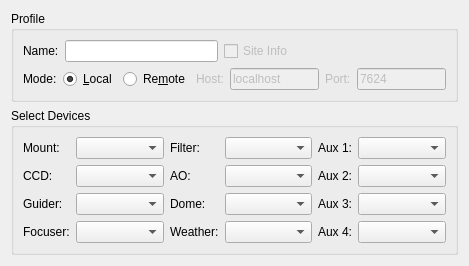
This is kstars/ekos/profileeditor.ui in KDE/kstars as Qt 5 draws it before an edit. The edited form follows.
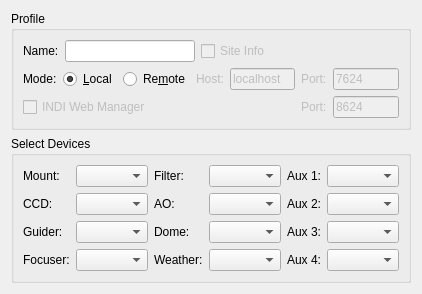
This is the edited form.

Commit message: Add support to INDI Web Manager in Ekos

The edit to the form file:
```diff
--- a/kstars/ekos/profileeditor.ui
+++ b/kstars/ekos/profileeditor.ui
@@ -6,8 +6,8 @@
    <rect>
     <x>0</x>
     <y>0</y>
-    <width>469</width>
-    <height>248</height>
+    <width>387</width>
+    <height>275</height>
    </rect>
   </property>
   <layout class="QVBoxLayout" name="verticalLayout_2">
@@ -58,15 +58,15 @@
        </layout>
       </item>
       <item>
-       <layout class="QHBoxLayout" name="horizontalLayout_2">
-        <item>
+       <layout class="QGridLayout" name="gridLayout_2">
+        <item row="0" column="0">
          <widget class="QLabel" name="label_2">
           <property name="text">
            <string>Mode:</string>
           </property>
          </widget>
         </item>
-        <item>
+        <item row="0" column="1">
          <widget class="QRadioButton" name="localMode">
           <property name="text">
            <string>&amp;Local</string>
@@ -76,14 +76,14 @@
           </property>
          </widget>
         </item>
-        <item>
+        <item row="0" column="2">
          <widget class="QRadioButton" name="remoteMode">
           <property name="text">
            <string>Re&amp;mote</string>
           </property>
          </widget>
         </item>
-        <item>
+        <item row="0" column="3">
          <widget class="QLabel" name="remoteHostLabel">
           <property name="enabled">
            <bool>false</bool>
@@ -93,7 +93,7 @@
           </property>
          </widget>
         </item>
-        <item>
+        <item row="0" column="4">
          <widget class="QLineEdit" name="remoteHost">
           <property name="enabled">
            <bool>false</bool>
@@ -103,7 +103,7 @@
           </property>
          </widget>
         </item>
-        <item>
+        <item row="0" column="5">
          <widget class="QLabel" name="remotePortLabel">
           <property name="enabled">
            <bool>false</bool>
@@ -113,16 +113,55 @@
           </property>
          </widget>
         </item>
-        <item>
+        <item row="0" column="6">
          <widget class="QLineEdit" name="remotePort">
           <property name="enabled">
            <bool>false</bool>
           </property>
+          <property name="toolTip">
+           <string>Remote INDI Server Port</string>
+          </property>
           <property name="text">
            <string>7624</string>
           </property>
          </widget>
         </item>
+        <item row="1" column="0" colspan="3">
+         <widget class="QCheckBox" name="INDIWebManagerCheck">
+          <property name="enabled">
+           <bool>false</bool>
+          </property>
+          <property name="toolTip">
+           <string>Store profile on remote INDI Web Manager. Use INDI Web Manager on the remote device to start/stop INDI server.</string>
+          </property>
+          <property name="text">
+           <string>INDI Web Manager</string>
+          </property>
+         </widget>
+        </item>
+        <item row="1" column="5">
+         <widget class="QLabel" name="remotePortLabel_2">
+          <property name="enabled">
+           <bool>false</bool>
+          </property>
+          <property name="text">
+           <string>Port:</string>
+          </property>
+         </widget>
+        </item>
+        <item row="1" column="6">
+         <widget class="QLineEdit" name="INDIWebManagerPort">
+          <property name="enabled">
+           <bool>false</bool>
+          </property>
+          <property name="toolTip">
+           <string>INDI Web Manager port</string>
+          </property>
+          <property name="text">
+           <string>8624</string>
+          </property>
+         </widget>
+        </item>
        </layout>
       </item>
      </layout>
```
The commit also changes 9 other files.
